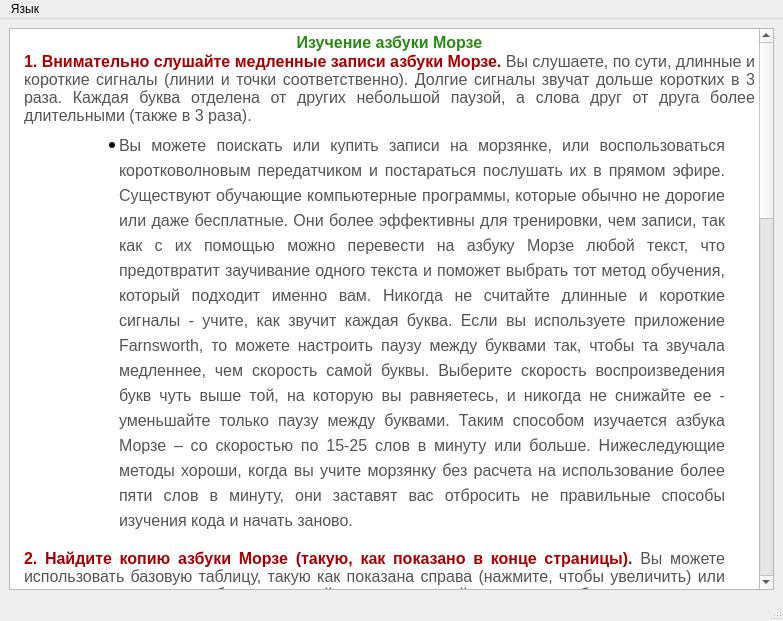
This is Morze/studywindow.ui in akbarshar1pov/morze as Qt 5 draws it before an edit. The edited form follows.
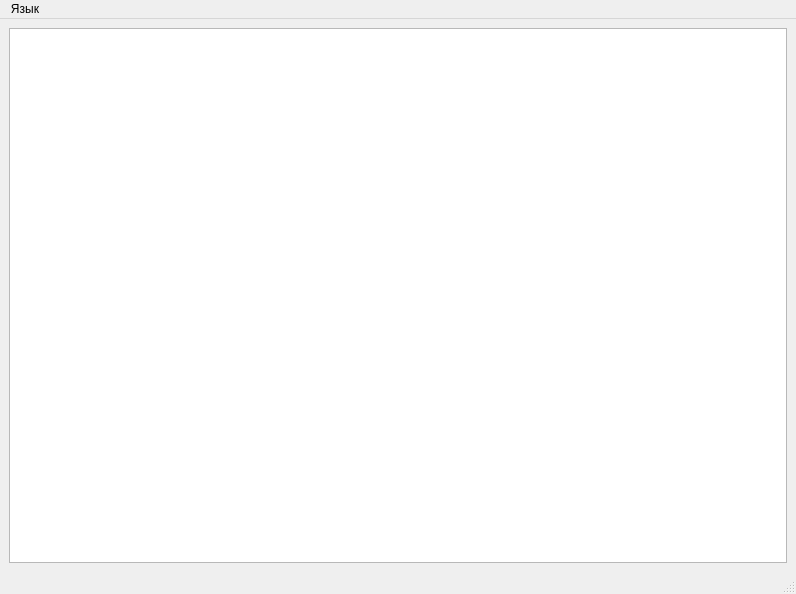
This is the edited form.

Diff of the .ui file:
```diff
--- a/Morze/studywindow.ui
+++ b/Morze/studywindow.ui
@@ -6,8 +6,8 @@
    <rect>
     <x>0</x>
     <y>0</y>
-    <width>783</width>
-    <height>621</height>
+    <width>796</width>
+    <height>594</height>
    </rect>
   </property>
   <property name="windowTitle">
@@ -15,7 +15,7 @@
   </property>
   <widget class="QWidget" name="centralwidget">
    <layout class="QGridLayout" name="gridLayout">
-    <item row="0" column="1">
+    <item row="0" column="0">
      <widget class="QTextBrowser" name="textBrowser">
       <property name="enabled">
        <bool>true</bool>
@@ -37,22 +37,7 @@
 &lt;html&gt;&lt;head&gt;&lt;meta name=&quot;qrichtext&quot; content=&quot;1&quot; /&gt;&lt;style type=&quot;text/css&quot;&gt;
 p, li { white-space: pre-wrap; }
 &lt;/style&gt;&lt;/head&gt;&lt;body style=&quot; font-family:'MS Shell Dlg 2'; font-size:12pt; font-weight:400; font-style:normal;&quot;&gt;
-&lt;p align=&quot;center&quot; style=&quot; margin-top:0px; margin-bottom:0px; margin-left:10px; margin-right:0px; -qt-block-indent:0; text-indent:0px;&quot;&gt;&lt;span style=&quot; font-family:'Helvetica','Nimbus Sans L','Arial','Liberation Sans','sans-serif'; font-weight:600; color:#288a12;&quot;&gt;Изучение азбуки Морзе&lt;/span&gt;&lt;/p&gt;
-&lt;p align=&quot;justify&quot; style=&quot; margin-top:0px; margin-bottom:0px; margin-left:10px; margin-right:0px; -qt-block-indent:0; text-indent:0px;&quot;&gt;&lt;span style=&quot; font-family:'Helvetica','Nimbus Sans L','Arial','Liberation Sans','sans-serif'; font-weight:600; color:#aa0000;&quot;&gt;1. &lt;/span&gt;&lt;span style=&quot; font-family:'inherit'; font-size:16px; font-weight:600; color:#aa0000;&quot;&gt;Внимательно слушайте медленные записи азбуки Морзе.&lt;/span&gt;&lt;span style=&quot; font-family:'Helvetica','Nimbus Sans L','Arial','Liberation Sans','sans-serif'; font-size:16px; color:#545454;&quot;&gt; Вы слушаете, по сути, длинные и короткие сигналы (линии и точки соответственно). Долгие сигналы звучат дольше коротких в 3 раза. Каждая буква отделена от других небольшой паузой, а слова друг от друга более длительными (также в 3 раза).&lt;/span&gt;&lt;/p&gt;
-&lt;ul style=&quot;margin-top: 0px; margin-bottom: 0px; margin-left: 0px; margin-right: 0px; -qt-list-indent: 1;&quot;&gt;&lt;li style=&quot; font-family:'inherit'; font-size:16px; color:#545454; background-color:#ffffff;&quot; align=&quot;justify&quot; style=&quot; margin-top:5px; margin-bottom:0px; margin-left:65px; margin-right:30px; -qt-block-indent:0; text-indent:0px; line-height:25px;&quot;&gt;&lt;span style=&quot; font-size:16px;&quot;&gt;Вы можете поискать или купить записи на морзянке, или воспользоваться коротковолновым передатчиком и постараться послушать их в прямом эфире. Существуют обучающие компьютерные программы, которые обычно не дорогие или даже бесплатные. Они более эффективны для тренировки, чем записи, так как с их помощью можно перевести на азбуку Морзе любой текст, что предотвратит заучивание одного текста и поможет выбрать тот метод обучения, который подходит именно вам. Никогда не считайте длинные и короткие сигналы - учите, как звучит каждая буква. Если вы используете приложение Farnsworth, то можете настроить паузу между буквами так, чтобы та звучала медленнее, чем скорость самой буквы. Выберите скорость воспроизведения букв чуть выше той, на которую вы равняетесь, и никогда не снижайте ее - уменьшайте только паузу между буквами. Таким способом изучается азбука Морзе – со скоростью по 15-25 слов в минуту или больше. Нижеследующие методы хороши, когда вы учите морзянку без расчета на использование более пяти слов в минуту, они заставят вас отбросить не правильные способы изучения кода и начать заново.&lt;/span&gt;&lt;/li&gt;&lt;/ul&gt;
-&lt;p style=&quot;-qt-paragraph-type:empty; margin-top:0px; margin-bottom:0px; margin-left:10px; margin-right:30px; -qt-block-indent:0; text-indent:0px; font-family:'inherit'; font-size:16px; color:#545454;&quot;&gt;&lt;br /&gt;&lt;/p&gt;
-&lt;p align=&quot;justify&quot; style=&quot; margin-top:0px; margin-bottom:0px; margin-left:10px; margin-right:30px; -qt-block-indent:0; text-indent:0px;&quot;&gt;&lt;span style=&quot; font-family:'inherit'; font-size:16px; font-weight:600; color:#aa0000;&quot;&gt;2. Найдите копию азбуки Морзе (такую, как показано в конце страницы).&lt;/span&gt;&lt;span style=&quot; font-family:'Helvetica','Nimbus Sans L','Arial','Liberation Sans','sans-serif'; font-size:16px; color:#545454;&quot;&gt; Вы можете использовать базовую таблицу, такую как показана справа (нажмите, чтобы увеличить) или вы можете использовать более сложный вариант, который включает в себя пунктуационные знаки, аббревиатуры, устойчивые выражения и коды.&lt;/span&gt;&lt;span style=&quot; font-family:'inherit'; font-size:16px; color:#545454; vertical-align:super;&quot;&gt; &lt;/span&gt;&lt;span style=&quot; font-family:'Helvetica','Nimbus Sans L','Arial','Liberation Sans','sans-serif'; font-size:16px; color:#545454;&quot;&gt;Соотнесите то, что вы услышали с буквами алфавита. Какое слово получилось? Были ли вы правы?Некоторым людям легче изучать азбуку Морзе записывая точки и линии, а затем сравнивая их с таблицей, так как показано на картинке; другие считают, что такой способ только замедляет процесс обучения. Поступайте так, как вам больше нравиться. Если вы выберете способ, который не предполагает транскрипции записанных точек и линий, то вы можете использовать таблицу произношения, которая содержит звуки сигналов азбуки Морзе, таким образом, как вы их слышите.&lt;/span&gt;&lt;/p&gt;
-&lt;p style=&quot;-qt-paragraph-type:empty; margin-top:0px; margin-bottom:0px; margin-left:10px; margin-right:30px; -qt-block-indent:0; text-indent:0px; font-family:'Helvetica','Nimbus Sans L','Arial','Liberation Sans','sans-serif'; font-size:16px; color:#545454;&quot;&gt;&lt;br /&gt;&lt;/p&gt;
-&lt;p align=&quot;justify&quot; style=&quot; margin-top:0px; margin-bottom:0px; margin-left:10px; margin-right:30px; -qt-block-indent:0; text-indent:0px;&quot;&gt;&lt;span style=&quot; font-family:'Helvetica','Nimbus Sans L','Arial','Liberation Sans','sans-serif'; font-weight:600; color:#aa0000;&quot;&gt;3. &lt;/span&gt;&lt;span style=&quot; font-family:'inherit'; font-size:16px; font-weight:600; color:#aa0000;&quot;&gt;Произносите.&lt;/span&gt;&lt;span style=&quot; font-family:'Helvetica','Nimbus Sans L','Arial','Liberation Sans','sans-serif'; font-size:16px; color:#545454;&quot;&gt; Отрабатывайте перевод простых слов и предложений на азбуку Морзе. Вначале вы можете записать слово, затем озвучить его, но со временем вам надо постараться сразу проговаривать слово. Вот, к примеру, английское слово “cat”. &lt;/span&gt;&lt;/p&gt;
-&lt;p align=&quot;justify&quot; style=&quot; margin-top:0px; margin-bottom:0px; margin-left:10px; margin-right:30px; -qt-block-indent:0; text-indent:0px;&quot;&gt;&lt;span style=&quot; font-family:'Helvetica','Nimbus Sans L','Arial','Liberation Sans','sans-serif'; font-size:16px; color:#545454;&quot;&gt;Запишите его: &amp;quot;&lt;/span&gt;&lt;span style=&quot; font-family:'inherit'; font-size:16px; color:#545454;&quot;&gt;-.-.&amp;quot;   &amp;quot;.-&amp;quot;   &amp;quot;-&amp;quot;, &lt;/span&gt;&lt;span style=&quot; font-family:'Helvetica','Nimbus Sans L','Arial','Liberation Sans','sans-serif'; font-size:16px; color:#545454;&quot;&gt;после озвучьте слово (вы можете использовать кнопки на мобильном телефоне или озвучить с помощью голоса – именно этот способ, скорее всего, поможет вам скорее освоить азбуку Морзе). Чтобы произносить азбуку Морзе, вы должны помнить, что дит произносится с коротким «и» и глухой «т». Дах – это короткий звук. На английском языке слово “cat” произноситься как «дах-ди-дах-ди ди-дах дах». Как только вы освоитесь, выберите детскую книгу и постарайтесь перевести ее текст в азбуку Морзе, без записывания букв. Запишите себя и проиграйте запись после, чтобы проверить насколько правильно вы справились.&lt;/span&gt;&lt;/p&gt;
-&lt;ul style=&quot;margin-top: 0px; margin-bottom: 0px; margin-left: 0px; margin-right: 0px; -qt-list-indent: 1;&quot;&gt;&lt;li style=&quot; font-family:'inherit'; font-size:16px; color:#545454; background-color:#ffffff;&quot; align=&quot;justify&quot; style=&quot; margin-top:5px; margin-bottom:0px; margin-left:65px; margin-right:30px; -qt-block-indent:0; text-indent:0px; line-height:25px;&quot;&gt;&lt;span style=&quot; font-size:16px;&quot;&gt;Не забывайте про паузы. Каждую букву должны отделять паузы, по длине равные озвучке тире (т.е. в три раза дольше звучания точки). Каждое слово должно окружаться паузами, длина пауз - порядка 7 длин звучания точки. Чем лучше вы отработаете расстановку пауз, тем проще будет понять ваш код.&lt;/span&gt;&lt;/li&gt;&lt;/ul&gt;
-&lt;p style=&quot;-qt-paragraph-type:empty; margin-top:0px; margin-bottom:0px; margin-left:10px; margin-right:30px; -qt-block-indent:0; text-indent:0px; font-family:'inherit'; font-size:16px; color:#545454;&quot;&gt;&lt;br /&gt;&lt;/p&gt;
-&lt;p align=&quot;justify&quot; style=&quot; margin-top:0px; margin-bottom:0px; margin-left:10px; margin-right:30px; -qt-block-indent:0; text-indent:0px;&quot;&gt;&lt;span style=&quot; font-family:'inherit'; font-size:16px; font-weight:600; color:#aa0000;&quot;&gt;4. Начните с запоминания самых простых букв.&lt;/span&gt;&lt;span style=&quot; font-family:'inherit'; font-size:16px; color:#545454; vertical-align:super;&quot;&gt; &lt;/span&gt;&lt;span style=&quot; font-family:'Helvetica','Nimbus Sans L','Arial','Liberation Sans','sans-serif'; font-size:16px; color:#545454;&quot;&gt;Если говорить про английский алфавит, то буква Т, обозначается как “-”, а буква Е, записывается как “.”. Буква М пишется как “- -”, а I - “. .”. Постепенно переходите к буквам, для записи которых требуется 3-4 символа точки или черточки подряд. Затем начните заучивать комбинации точек и линий, от простых к сложным. Самые сложные комбинации оставьте на изучение в последнюю очередь. К счастью к таким относятся самые редко используемые буквы (в английском языке это - Q, Y, X, и V), поэтому, как только вы поняли принцип построения букв в азбуке Морзе, то сфокусируйтесь на наиболее часто используемых буквах в начале. Обратите внимание, что в английском буквы E и T имеют самую короткую запись, а буквы K, Z, Q, и X имеют длинную форму записи.&lt;/span&gt;&lt;/p&gt;
-&lt;p style=&quot;-qt-paragraph-type:empty; margin-top:0px; margin-bottom:0px; margin-left:10px; margin-right:30px; -qt-block-indent:0; text-indent:0px; font-family:'Helvetica','Nimbus Sans L','Arial','Liberation Sans','sans-serif'; font-size:16px; color:#545454;&quot;&gt;&lt;br /&gt;&lt;/p&gt;
-&lt;p align=&quot;justify&quot; style=&quot; margin-top:0px; margin-bottom:0px; margin-left:10px; margin-right:30px; -qt-block-indent:0; text-indent:0px;&quot;&gt;&lt;span style=&quot; font-family:'Helvetica','Nimbus Sans L','Arial','Liberation Sans','sans-serif'; font-weight:600; color:#aa0000;&quot;&gt;5. &lt;/span&gt;&lt;span style=&quot; font-family:'inherit'; font-size:16px; font-weight:600; color:#aa0000;&quot;&gt;Создавайте ассоциации.&lt;/span&gt;&lt;span style=&quot; font-family:'Helvetica','Nimbus Sans L','Arial','Liberation Sans','sans-serif'; font-size:16px; color:#545454;&quot;&gt; Например, “п” - “пи-лаа-поо-ёт, пи-лаа-ноо-ет”. С учетом того, что в мире существует больше одного алфавита, а вы читаете эту статью на русском языке, то вам, скорее всего, интересны ассоциации, подходящие для символов русского алфавита. По этой причине мы не приводим в данном пункте варианты для латиницы. Вместо этого мы советуем вам изучить статью, обратив особое внимание на мнемоническую форму каждой буквы. Существуют мнемонические коды для запоминания азбуки Морзе, которые придуманы много лет назад; вы можете купить их или найти их в интернете.&lt;/span&gt;&lt;/p&gt;
-&lt;ul style=&quot;margin-top: 0px; margin-bottom: 0px; margin-left: 0px; margin-right: 0px; -qt-list-indent: 1;&quot;&gt;&lt;li style=&quot; font-family:'inherit'; font-size:16px; color:#545454; background-color:#ffffff;&quot; align=&quot;justify&quot; style=&quot; margin-top:5px; margin-bottom:0px; margin-left:65px; margin-right:30px; -qt-block-indent:0; text-indent:0px; line-height:25px;&quot;&gt;&lt;span style=&quot; font-size:16px;&quot;&gt;Если вы любите музыку, то попробуйте выстроить ассоциации между морзянкой и мелодиями, с которыми вы знакомы. Так, симфония №5 Бетховена и ее характерное начало (да-да-да-даааа) могут встать рядом с латинской буквой “V” или римской цифрой “5”. Кстати, не правда ли, “победная” мелодия? Во время Второй Мировой вещание BBC начиналось с этих 4 нот именно из-за их ассоциации с английским словом “victory”, (победа)!&lt;/span&gt;&lt;/li&gt;&lt;/ul&gt;
-&lt;p style=&quot;-qt-paragraph-type:empty; margin-top:0px; margin-bottom:0px; margin-left:10px; margin-right:30px; -qt-block-indent:0; text-indent:0px; font-family:'inherit'; font-size:16px; color:#545454;&quot;&gt;&lt;br /&gt;&lt;/p&gt;
-&lt;p align=&quot;justify&quot; style=&quot; margin-top:0px; margin-bottom:0px; margin-left:10px; margin-right:30px; -qt-block-indent:0; text-indent:0px;&quot;&gt;&lt;span style=&quot; font-family:'inherit'; font-size:16px; font-weight:600; color:#aa0000;&quot;&gt;6. Получайте удовольствие от обучения.&lt;/span&gt;&lt;span style=&quot; font-family:'Helvetica','Nimbus Sans L','Arial','Liberation Sans','sans-serif'; font-size:16px; color:#aa0000;&quot;&gt; &lt;/span&gt;&lt;span style=&quot; font-family:'Helvetica','Nimbus Sans L','Arial','Liberation Sans','sans-serif'; font-size:16px; color:#545454;&quot;&gt;Хотите привлечь друзей в изучение? Научите их моргать по азбуке Морзе. И если, скажем, друг отведет вас на не удачное свидание вслепую, то вы можете проморгать ему “SOS”! Используйте азбуку Морзе, чтобы зашифровать свои секретные записи, или вести дневник или даже рассказывать пошлые шутки, чтобы никто кроме вас и ваших друзей этого их не понял! Отправьте кому-нибудь открытку с текстом на морзянке. Признайтесь на морзянке в любви (это очень романтично). В общем, веселитесь, делайте то, что вам нравится, используя для этого азбуку Морзе - и вы выучите ее гораздо быстрее.&lt;/span&gt;&lt;/p&gt;&lt;/body&gt;&lt;/html&gt;</string>
+&lt;p align=&quot;justify&quot; style=&quot;-qt-paragraph-type:empty; margin-top:0px; margin-bottom:0px; margin-left:10px; margin-right:30px; -qt-block-indent:0; text-indent:0px;&quot;&gt;&lt;br /&gt;&lt;/p&gt;&lt;/body&gt;&lt;/html&gt;</string>
       </property>
      </widget>
     </item>
@@ -63,7 +48,7 @@
     <rect>
      <x>0</x>
      <y>0</y>
-     <width>783</width>
+     <width>796</width>
      <height>26</height>
     </rect>
    </property>
```
